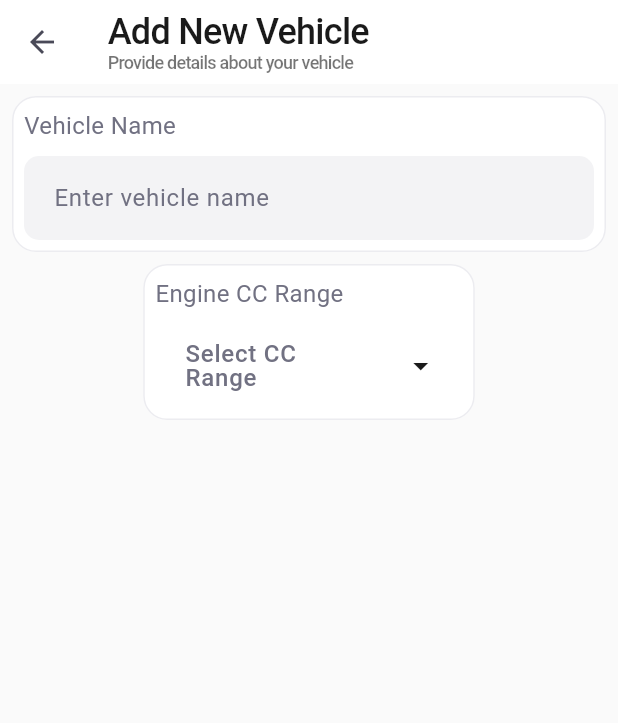
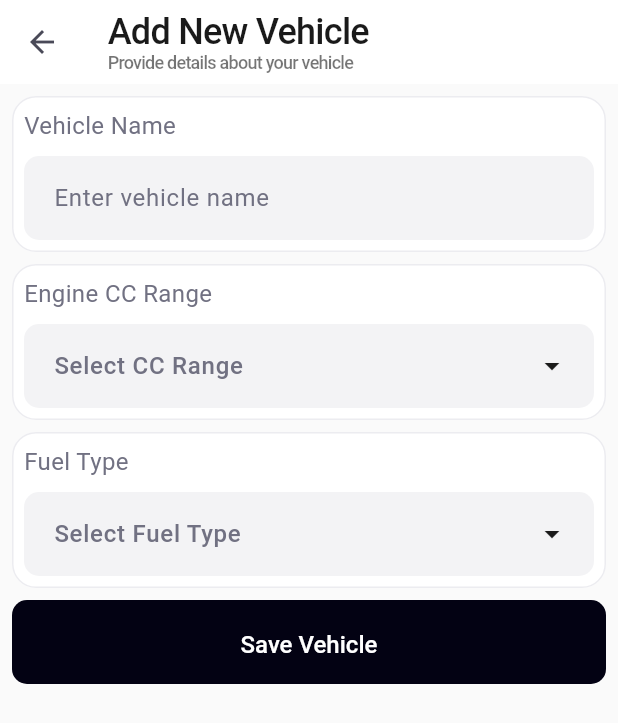
Before and after one commit to Abobakr146/DEPI_GP, a Flutter app: the CarRoutePage screen opened directly, after a tap on "Add New Vehicle", on a phone screen of 412 x 824 dp. Shown: the top 723 px of the screen. Run offline on Flutter 3.47's test engine with Material 3 defaults, Android fonts, the light colour scheme and no system bars; our stand-ins replace flutter_map, get, latlong2.

Commit message:
Refactor Add Vehicle and Car Route pages to use consumption values and improve dropdown functionality

```diff
--- a/RouteOptim/lib/add_vehicle_page.dart
+++ b/RouteOptim/lib/add_vehicle_page.dart
@@ -1,7 +1,7 @@
 import 'package:flutter/material.dart';
 
 class AddVehiclePage extends StatefulWidget {
-  AddVehiclePage({super.key});
+  const AddVehiclePage({super.key});
 
   @override
   State<AddVehiclePage> createState() => _AddVehiclePageState();
@@ -11,8 +11,10 @@ class _AddVehiclePageState extends State<AddVehiclePage> {
   final vehicleNameController = TextEditingController();
 
   final ccRangeController = TextEditingController();
+  var  consumption;
 
   final fuelTypeController = TextEditingController();
+  var fuelType;
 
   @override
   void dispose() {
@@ -75,36 +77,90 @@ class _AddVehiclePageState extends State<AddVehiclePage> {
                         crossAxisAlignment: CrossAxisAlignment.start,
                         children: [
                           const Text('Engine CC Range'),
-                          DropdownMenu<String>(
+                          DropdownMenu<double>(
+                            width: double.infinity,
                             controller: ccRangeController,
                             label: const Text('Select CC Range'),
                             menuStyle: MenuStyle(
                               maximumSize: WidgetStateProperty.all<Size>(
                                 const Size(300, 400),
                               ),
+                              // backgroundColor: WidgetStateProperty.all<Color>(Colors.white10)
                             ),
                             inputDecorationTheme: InputDecorationTheme(
+                              filled: true,
+                              fillColor: const Color(0xFFF3F3F5),
                               border: OutlineInputBorder(
                                 borderRadius: BorderRadius.circular(12),
                                 borderSide: const BorderSide(color: Colors.grey),
                               ),
                             ),
                             dropdownMenuEntries: const [
-                              DropdownMenuEntry(value: '500-1000 cc', label: '500-1000 cc'),
-                              DropdownMenuEntry(value: '1000-1500 cc', label: '1000-1500 cc'),
-                              DropdownMenuEntry(value: '1500-2000 cc', label: '1500-2000 cc'),
-                              DropdownMenuEntry(value: '2000-2500 cc', label: '2000-2500 cc'),
-                              DropdownMenuEntry(value: '2500-3000 cc', label: '2500-3000 cc'),
-                              DropdownMenuEntry(value: '3500-4000 cc', label: '3500-4000 cc'),
+                              DropdownMenuEntry(value: 5, label: '500-1000 cc'),
+                              DropdownMenuEntry(value: 6.75, label: '1000-1500 cc'),
+                              DropdownMenuEntry(value: 8.5, label: '1500-2000 cc'),
+                              DropdownMenuEntry(value: 10.25, label: '2000-2500 cc'),
+                              DropdownMenuEntry(value: 11.75, label: '2500-3000 cc'),
+                              DropdownMenuEntry(value: 13.5, label: '3000-3500 cc'),
+                              DropdownMenuEntry(value: 15.5, label: '3500-4000 cc'),
                             ],
-                            onSelected: (String? value) {
-                              ccRangeController.text = value!;
+                            onSelected: (double? value) {
+                              consumption = value;
+                              // ccRangeController.text = ;
+                              print('Selected consumption: $consumption');
+                              print('Controller text: ${ccRangeController.text}');
                             },
                           ),
                         ],
                       ),
                     ),
-                  )
+                  ),
+                  Card(
+                    child: Padding(
+                      padding: const EdgeInsets.all(8.0),
+                      child: Column(
+                        spacing: 8,
+                        crossAxisAlignment: CrossAxisAlignment.start,
+                        children: [
+                          const Text('Fuel Type'),
+                          DropdownMenu<String>(
+                            width: double.infinity,
+                            controller: fuelTypeController,
+                            label: const Text('Select Fuel Type'),
+                            menuStyle: MenuStyle(
+                              maximumSize: WidgetStateProperty.all<Size>(
+                                const Size(300, 400),
+                              ),
+                              // backgroundColor: WidgetStateProperty.all<Color>(Colors.white10)
+                            ),
+                            inputDecorationTheme: InputDecorationTheme(
+                              filled: true,
+                              fillColor: const Color(0xFFF3F3F5),
+                              border: OutlineInputBorder(
+                                borderRadius: BorderRadius.circular(12),
+                                borderSide: const BorderSide(color: Colors.grey),
+                              ),
+                            ),
+                            dropdownMenuEntries: const [
+                              DropdownMenuEntry(value: 'Gasoline 80', label: 'Gasoline 80'),
+                              DropdownMenuEntry(value: 'Gasoline 92', label: 'Gasoline 92'),
+                              DropdownMenuEntry(value: 'Gasoline 95', label: 'Gasoline 95'),
+                              DropdownMenuEntry(value: 'Solar', label: 'Diesel - Solar'),
+                            ],
+                            onSelected: (String? value) {
+                              fuelType = value;
+                            },
+                          ),
+                        ],
+                      ),
+                    ),
+                  ),
+                  ElevatedButton(
+                      onPressed: (){
+                        // TODO: Save vehicle logic and clear fields
+                      },
+                      child: Text('Save Vehicle')
+                  ),
                 ],
               ),
             ),
--- a/RouteOptim/lib/car_route_page.dart
+++ b/RouteOptim/lib/car_route_page.dart
@@ -6,6 +6,8 @@ import 'package:route_optim/vehicle.dart';
 import 'map_page.dart';
 
 class CarRoutePage extends StatefulWidget {
+  const CarRoutePage({super.key});
+
   @override
   State<CarRoutePage> createState() => _CarRoutePageState();
 }
@@ -20,10 +22,13 @@ class _CarRoutePageState extends State<CarRoutePage> {
   final selectedVehicle = Rxn<Vehicle>(null);
 
   final vehicles = <Vehicle>[
-    const Vehicle(name: 'Car 1', ccRange: '1000-1500 cc', fuelType: 'Gasoline'),
-    const Vehicle(name: 'Car 2', ccRange: '2000-2500 cc', fuelType: 'Diesel'),
-    const Vehicle(name: 'Car 3', ccRange: '3000-3500 cc', fuelType: 'Hybrid'),
-    const Vehicle(name: 'Car 4', ccRange: '1500-2000 cc', fuelType: 'Electric'),
+    const Vehicle(name: 'Toyota Corolla', consumption: 6.75, fuelType: 'Petrol'),
+    const Vehicle(name: 'Honda Civic', consumption: 8.5, fuelType: 'Diesel'),
+    const Vehicle(name: 'Ford Focus', consumption: 5.0, fuelType: 'Hybrid'),
+    const Vehicle(name: 'Chevrolet Malibu', consumption: 11.75, fuelType: 'Petrol'),
+    const Vehicle(name: 'Nissan Altima', consumption: 10.25, fuelType: 'Diesel'),
+    const Vehicle(name: 'BMW 3 Series', consumption: 13.5, fuelType: 'Petrol'),
+    const Vehicle(name: 'Audi A4', consumption: 11.5, fuelType: 'Diesel'),
   ].obs;
 
   // final RxString selectedVehicleType = ''.obs;
@@ -463,7 +468,7 @@ class _CarRoutePageState extends State<CarRoutePage> {
             children: [
               Obx(() {
                 return Text(
-                    vehicle.ccRange,
+                    '${vehicle.consumption} L/100km',
                     style: TextStyle(
                         color: vehicle == selectedVehicle.value ? Colors
                             .blueAccent : Colors.black
@@ -496,15 +501,15 @@ class _CarRoutePageState extends State<CarRoutePage> {
                 );
               }),
                   () {
-                switch (vehicle.ccRange) {
-                  case '500-1000 cc' || '1000-1500 cc' || '1500-2000 cc':
+                switch (vehicle.consumption) {
+                  case 5 || 6.75 || 8.5:
                     return const Text(
                       'Low Emission',
                       style: TextStyle(
                           color: Colors.green
                       ),
                     );
-                  case '2000-2500 cc' || '2500-3000 cc':
+                  case 10.25 || 11.75:
                     return Obx(() {
                       return Text(
                         'Medium Emission',
@@ -514,7 +519,7 @@ class _CarRoutePageState extends State<CarRoutePage> {
                         ),
                       );
                     });
-                  case '3000-3500 cc' || '3500-4000 cc':
+                  case 13.5 || 11.5:
                     return Obx(() {
                       return Text(
                         'High Emission',
--- a/RouteOptim/lib/vehicle.dart
+++ b/RouteOptim/lib/vehicle.dart
@@ -1,11 +1,11 @@
 class Vehicle{
   final String name;
-  final String ccRange;
+  final double consumption;
   final String fuelType;
 
   const Vehicle({
     required this.name,
-    required this.ccRange,
+    required this.consumption,
     required this.fuelType,
   });
 }
```
